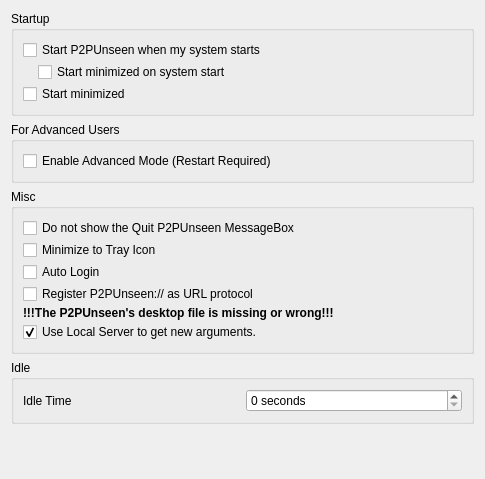
RetroShare/RetroShare, file retroshare-gui/src/gui/settings/GeneralPage.ui: the form before one commit.
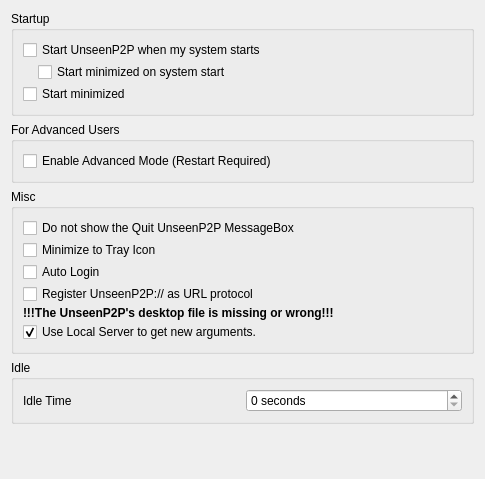
The form after the commit. Icons and pictures are not drawn.

Commit message: Update Unseen name

What changed in the file:
```diff
--- a/retroshare-gui/src/gui/settings/GeneralPage.ui
+++ b/retroshare-gui/src/gui/settings/GeneralPage.ui
@@ -23,7 +23,7 @@
       <item row="0" column="0">
        <widget class="QCheckBox" name="chkRunRetroshareAtSystemStartup">
         <property name="text">
-         <string>Start P2PUnseen when my system starts</string>
+         <string>Start UnseenP2P when my system starts</string>
         </property>
        </widget>
       </item>
@@ -92,7 +92,7 @@
       <item row="0" column="0">
        <widget class="QCheckBox" name="checkQuit">
         <property name="text">
-         <string>Do not show the Quit P2PUnseen MessageBox</string>
+         <string>Do not show the Quit UnseenP2P MessageBox</string>
         </property>
        </widget>
       </item>
@@ -124,7 +124,7 @@
            </size>
           </property>
           <property name="text">
-           <string>Register P2PUnseen:// as URL protocol</string>
+           <string>Register UnseenP2P:// as URL protocol</string>
           </property>
          </widget>
         </item>
@@ -171,7 +171,7 @@
          <string>&lt;html&gt;&lt;head/&gt;&lt;body&gt;&lt;p&gt;Install P2PUnseen with a package installer to get&lt;/p&gt;&lt;p&gt;/usr/share/applications/retroshare.desktop&lt;/p&gt;&lt;/body&gt;&lt;/html&gt;</string>
         </property>
         <property name="text">
-         <string>!!!The P2PUnseen's desktop file is missing or wrong!!!</string>
+         <string>!!!The UnseenP2P's desktop file is missing or wrong!!!</string>
         </property>
        </widget>
       </item>
```
Left out of the diff: 2 changed lines with no effect on the pictures. The commit also changes 107 other files.
